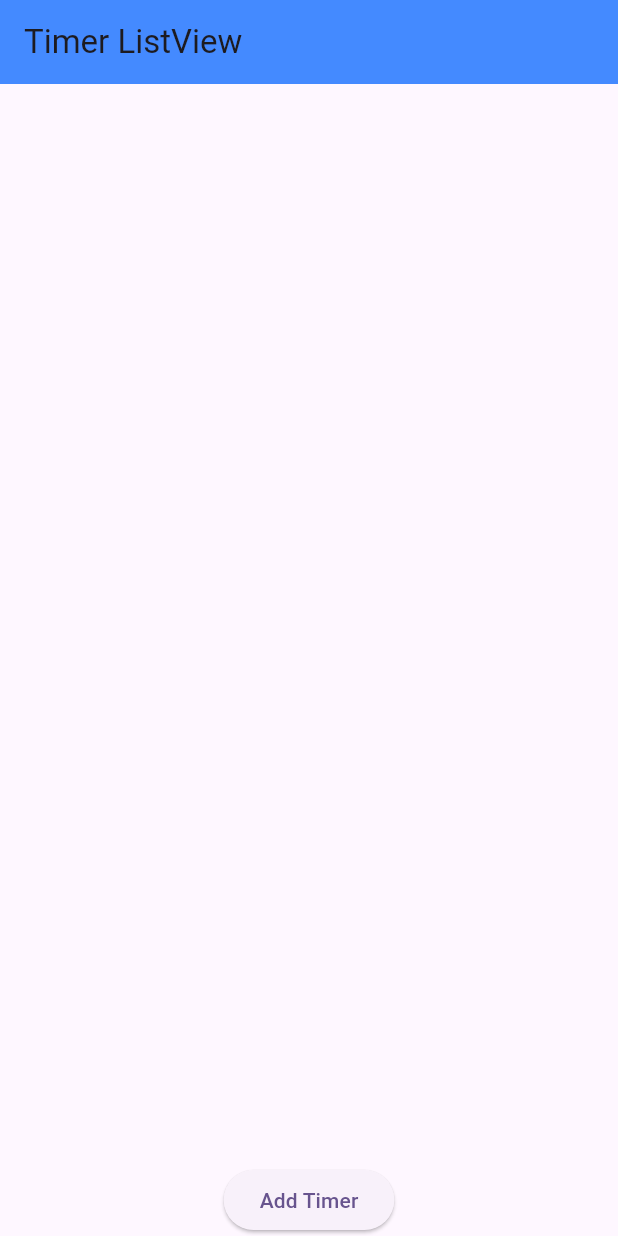
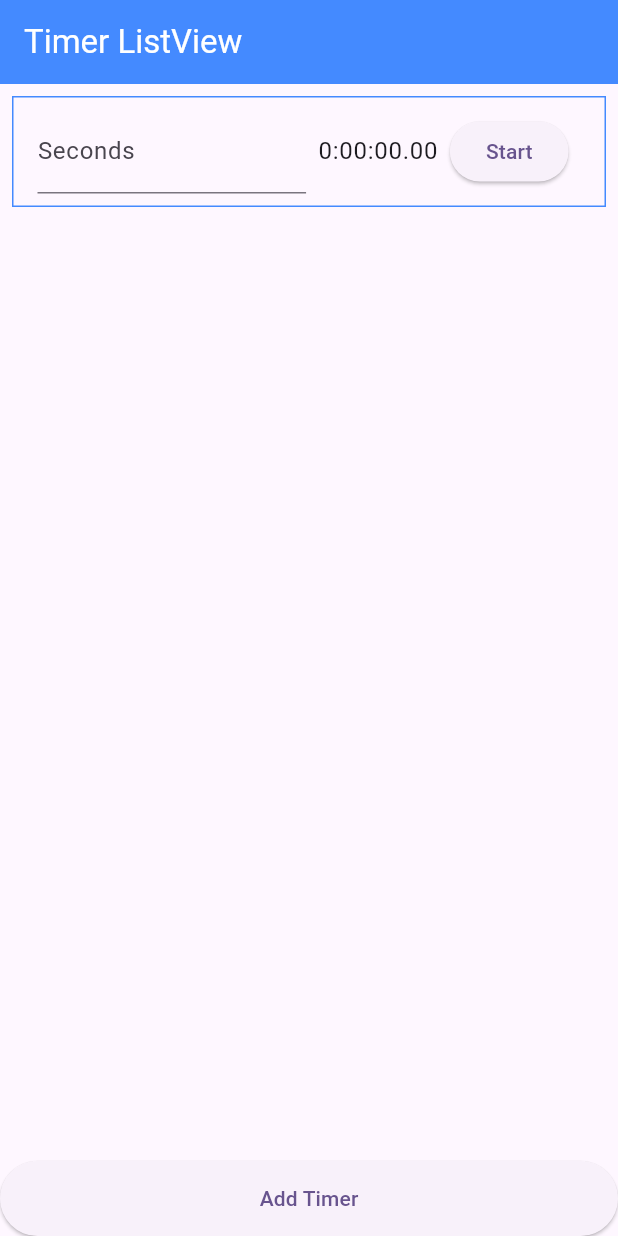
Before and after one commit to amaljoseph759/DevDigital_coding_challenge, a Flutter app: the screen it shows after launch, after a tap on "Add Timer", on a phone screen of 412 x 824 dp. Run offline on Flutter 3.47's test engine with Material 2 defaults, Android fonts, the phone set to English and light mode, and no system bars; our stand-ins replace get.

Commit message:
make the UI designed using decorating properties and make it observable using Obx

```diff
--- a/timer_list_view/lib/Controller/controller.dart
+++ b/timer_list_view/lib/Controller/controller.dart
@@ -14,14 +14,12 @@ class TimerController extends GetxController {
   final RxList<TimerItem> timers = <TimerItem>[].obs;
 
   void addTimerItem() {
-    print("timer added");
     timers.add(TimerItem());
-    print(timers);
   }
 
   void startPauseTimer(int index) {
     final timerItem = timers[index];
-    print(timerItem.isRunning.value);
+
     if (timerItem.isRunning.value) {
       timerItem.isRunning.value = false;
       timerItem.buttonText.value = 'Start';
--- a/timer_list_view/lib/UI/Listview_UI.dart
+++ b/timer_list_view/lib/UI/Listview_UI.dart
@@ -4,6 +4,7 @@ import 'package:get/get.dart';
 import '../Controller/controller.dart';
 
 class ListApp extends StatelessWidget {
+  ListApp({super.key});
   final TimerController timerController = Get.put(TimerController());
 
   @override
@@ -11,16 +12,24 @@ class ListApp extends StatelessWidget {
     return Scaffold(
       appBar: AppBar(
         backgroundColor: Colors.blueAccent,
-        title: const Text('Timer ListView'),
+        title: const Text(
+          'Timer ListView',
+          style: TextStyle(color: Colors.white),
+        ),
       ),
       body: Column(
         children: [
-          Expanded(
+          Obx(() => Expanded(
                 child: ListView.builder(
                   itemCount: timerController.timers.length,
                   itemBuilder: (context, index) {
                     final timerItem = timerController.timers[index];
-                return ListTile(
+
+                    return Container(
+                      margin: const EdgeInsets.all(8.0),
+                      decoration: BoxDecoration(
+                          border: Border.all(color: Colors.blueAccent)),
+                      child: ListTile(
                         title: Row(
                           children: [
                             Expanded(
@@ -40,16 +49,21 @@ class ListApp extends StatelessWidget {
                                 )),
                             const SizedBox(width: 8.0),
                             ElevatedButton(
-                        onPressed: () => timerController.startPauseTimer(index),
-                        child: Obx(() => Text(timerItem.buttonText.value)),
+                              onPressed: () =>
+                                  timerController.startPauseTimer(index),
+                              child:
+                                  Obx(() => Text(timerItem.buttonText.value)),
                             ),
                           ],
+                        ),
                       ),
                     );
                   },
                 ),
-          ),
+              )),
           ElevatedButton(
+            style: ElevatedButton.styleFrom(
+                minimumSize: const Size.fromHeight(50)),
             onPressed: timerController.addTimerItem,
             child: const Text('Add Timer'),
           ),
--- a/timer_list_view/lib/main.dart
+++ b/timer_list_view/lib/main.dart
@@ -18,6 +18,6 @@ class MyApp extends StatelessWidget {
           colorScheme: ColorScheme.fromSeed(seedColor: Colors.deepPurple),
           useMaterial3: true,
         ),
-        home: const ListApp());
+        home: ListApp());
   }
 }
```
Lines whose indentation alone changed are shown as unchanged.
